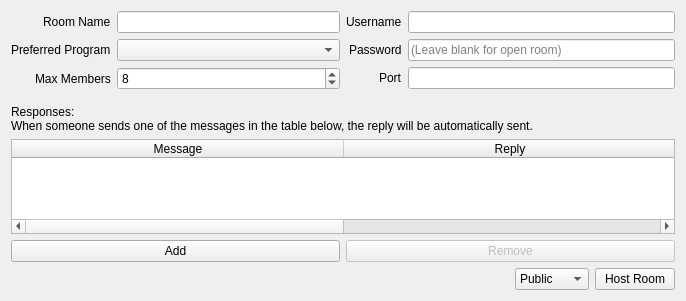
First picture: the form in src/citra/multiplayer/host_room.ui, repository GreenAmaranthine/citra, before the edit.
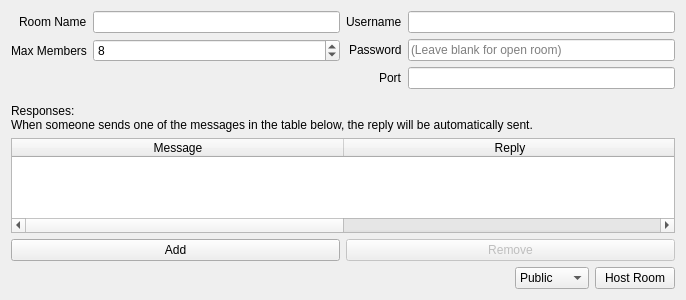
Second picture: the form after the edit.

```diff
--- a/src/citra/multiplayer/host_room.ui
+++ b/src/citra/multiplayer/host_room.ui
@@ -7,7 +7,7 @@
     <x>0</x>
     <y>0</y>
     <width>686</width>
-    <height>301</height>
+    <height>300</height>
    </rect>
   </property>
   <property name="windowTitle">
@@ -46,23 +46,13 @@
          </widget>
         </item>
         <item row="1" column="0">
-         <widget class="QLabel" name="label_3">
-          <property name="text">
-           <string>Preferred Program</string>
-          </property>
-         </widget>
-        </item>
-        <item row="1" column="1">
-         <widget class="QComboBox" name="program_list"/>
-        </item>
-        <item row="2" column="0">
          <widget class="QLabel" name="label_2">
           <property name="text">
            <string>Max Members</string>
           </property>
          </widget>
         </item>
-        <item row="2" column="1">
+        <item row="1" column="1">
          <widget class="QSpinBox" name="max_members">
           <property name="minimum">
            <number>1</number>
```
